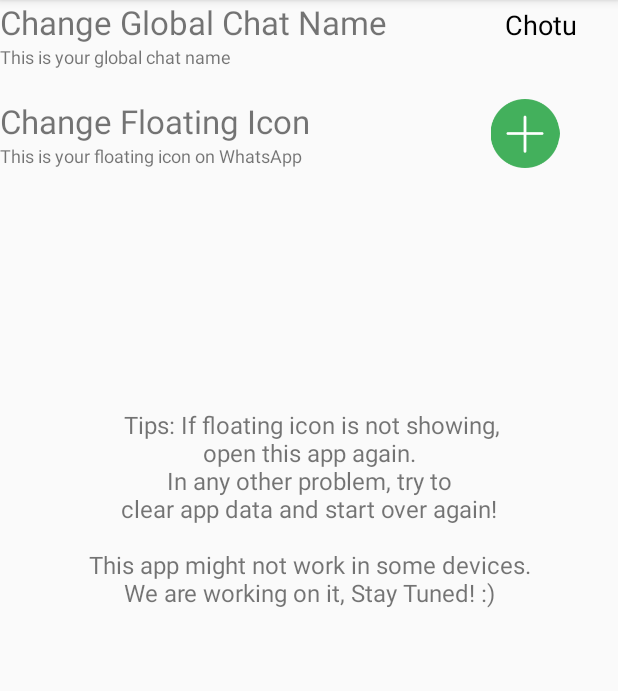
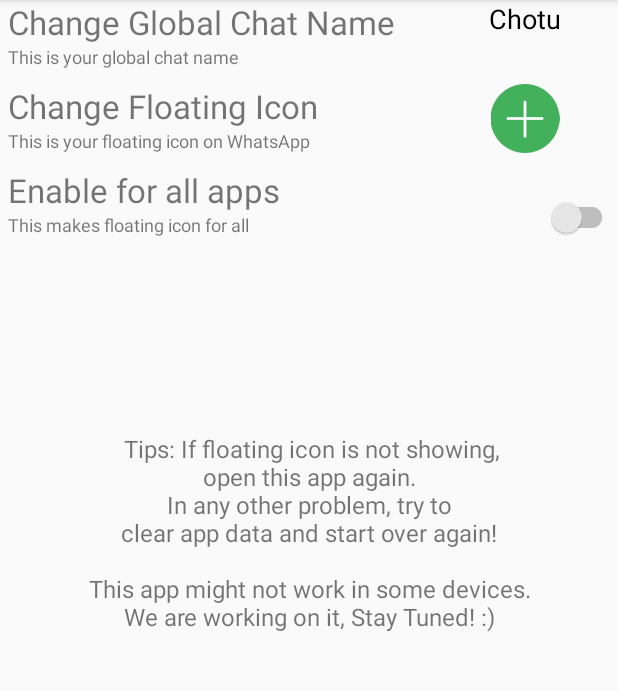
Before and after one commit to ogil7190/wa-utility-v2, an Android app: the fragment FragmentSettings shown on its own in the app's theme, on a phone screen of 412 x 824 dp, the part 84-775 px from its top. Run offline under Robolectric (Android 15) with nearby library versions, the phone set to English and light mode, and no system bars; libraries missing offline, so code that uses them is left out: com.wooplr.spotlight, gun0912.tedbottompicker; pictures from the network do not load; 2 statements that could not run were skipped.

Commit message:
ver 1.02

```diff
--- a/app/src/main/java/com/bluebulls/apps/whatsapputility/activities/Intro.java
+++ b/app/src/main/java/com/bluebulls/apps/whatsapputility/activities/Intro.java
@@ -95,7 +95,7 @@ public class Intro extends AppCompatActivity {
             public void onClick(View v) {
                 if(tnc.isChecked()){
                     if(name.getText().length()>3){
-                        saveUserName(name.getText().toString(), picker.getSelectedCountryCode()
+                        saveUserName(name.getText().toString(), picker.getSelectedCountryCodeWithPlus()
                                 ,radioGroup.getCheckedRadioButtonId()==id_male?"M":"F");
                         startActivity(new Intent(getApplicationContext(), LoginActivity.class).setFlags(Intent.FLAG_ACTIVITY_CLEAR_TASK | Intent.FLAG_ACTIVITY_NEW_TASK));
                     }
--- a/app/src/main/java/com/bluebulls/apps/whatsapputility/activities/SearchActivity.java
+++ b/app/src/main/java/com/bluebulls/apps/whatsapputility/activities/SearchActivity.java
@@ -143,7 +143,7 @@ public class SearchActivity extends Activity {
         if(!query.equals("")) {
             webView.setVisibility(View.VISIBLE);
             progress.setVisibility(View.VISIBLE);
-
+            empty_search.setVisibility(View.GONE);
             webView.loadUrl("https://www.google.com/search?site=&source=hp&q=" + query);
         }
     }
--- a/app/src/main/java/com/bluebulls/apps/whatsapputility/fragments/FragmentReminder.java
+++ b/app/src/main/java/com/bluebulls/apps/whatsapputility/fragments/FragmentReminder.java
@@ -182,15 +182,17 @@ public class FragmentReminder extends Fragment {
                 .setPositiveButton("Submit", new DialogInterface.OnClickListener() {
                     @Override
                     public void onClick(DialogInterface dialog, int which) {
+                        if(validateReminder()) {
                             eve = event.getText().toString();
                             des = description.getText().toString();
-                        date_time= datetxt.getText().toString()+"|"+timetxt.getText().toString();
-                        int rem_id = pref.getInt(PREF_REM_ID_KEY, -1) +1;
+                            date_time = datetxt.getText().toString() + "|" + timetxt.getText().toString();
+                            int rem_id = pref.getInt(PREF_REM_ID_KEY, -1) + 1;
                             pref.edit().putInt(PREF_REM_ID_KEY, rem_id).commit();
                             saveReminder(pref, new Reminder(rem_id, eve, des, date_time));
                             addToReminder(getContext(), rem_id, getAlarmTime(date_time));
                             Toast.makeText(getContext(), "Alarm Set!", Toast.LENGTH_SHORT).show();
                             loadReminder();
+                        }
                     }
                 })
                 .setNegativeButton("Set Date & Time", new DialogInterface.OnClickListener() {
--- a/app/src/main/res/layout/activity_chat.xml
+++ b/app/src/main/res/layout/activity_chat.xml
@@ -1,5 +1,6 @@
 <?xml version="1.0" encoding="utf-8"?>
 <com.bluebulls.apps.whatsapputility.util.CustomLayout xmlns:android="http://schemas.android.com/apk/res/android"
+    xmlns:app="http://schemas.android.com/apk/res-auto"
     android:background="@color/color_layout_background"
     android:orientation="vertical"
     android:id="@+id/root_view"
--- a/app/src/main/res/layout/activity_search.xml
+++ b/app/src/main/res/layout/activity_search.xml
@@ -57,7 +57,7 @@
                 android:layout_width="match_parent"
                 android:layout_height="wrap_content"
                 android:background="@color/color_layout_background"
-                android:text="You can also search Unknown Numbers\nTap the contacts button!"
+                android:text="Search anything on Google\nYou can also search Unknown Numbers\nTap the contacts button!"
                 android:textAlignment="center"
                 android:textColor="@color/colorPrimaryDark"
                 android:textSize="18dp" />
--- a/app/src/main/res/layout/settings_fragment.xml
+++ b/app/src/main/res/layout/settings_fragment.xml
@@ -4,19 +4,32 @@
     android:layout_width="match_parent"
     android:layout_height="match_parent">
     <LinearLayout
-        android:orientation="horizontal"
         android:layout_width="match_parent"
-        android:layout_height="wrap_content">
+        android:layout_height="wrap_content"
+        android:layout_marginBottom="10dp"
+        android:orientation="horizontal">
+        <LinearLayout
+            android:layout_width="0dp"
+            android:layout_height="wrap_content"
+            android:orientation="vertical"
+            android:layout_weight="7">
             <TextView
                 android:layout_width="match_parent"
                 android:layout_height="wrap_content"
                 android:textSize="22dp"
                 android:layout_weight="1"
+                android:layout_marginLeft="5dp"
                 android:id="@+id/changeName"
                 android:text="Change Global Chat Name"/>
-
             <TextView
                 android:layout_width="match_parent"
+                android:layout_height="wrap_content"
+                android:textSize="12dp"
+                android:layout_marginLeft="5dp"
+                android:text="This is your global chat name"/>
+        </LinearLayout>
+        <TextView
+            android:layout_width="0dp"
             android:layout_height="wrap_content"
             android:textSize="18dp"
             android:layout_weight="3"
@@ -24,14 +37,7 @@
             android:textColor="#000000"
             android:id="@+id/currentName"
             android:text="Ogil"/>
-
     </LinearLayout>
-    <TextView
-        android:layout_width="match_parent"
-        android:layout_height="wrap_content"
-        android:textSize="12dp"
-        android:layout_marginBottom="20dp"
-        android:text="This is your global chat name"/>
 
     <LinearLayout
         android:layout_width="match_parent"
@@ -49,12 +55,14 @@
                 android:layout_height="0dp"
                 android:layout_weight="2"
                 android:textSize="22dp"
+                android:layout_marginLeft="5dp"
                 android:id="@+id/changeIcon"
                 android:text="Change Floating Icon"/>
                 <TextView
                 android:layout_width="match_parent"
                 android:layout_height="0dp"
                 android:textSize="12dp"
+                    android:layout_marginLeft="5dp"
                 android:layout_weight="1"
                 android:text="This is your floating icon on WhatsApp"/>
                 </LinearLayout>
@@ -64,17 +72,52 @@
                 android:layout_height="match_parent"
                 android:layout_weight="3" />
     </LinearLayout>
-    <!--<View
+
+    <LinearLayout
         android:layout_width="match_parent"
-        android:layout_height="2dp"
-        android:background="#d3d3d3">
-    </View>-->
+        android:layout_height="wrap_content"
+        android:layout_marginBottom="10dp"
+        android:orientation="horizontal">
+        <LinearLayout
+            android:layout_width="0dp"
+            android:layout_height="wrap_content"
+            android:orientation="vertical"
+            android:layout_weight="7">
+            <TextView
+                android:layout_width="match_parent"
+                android:layout_height="wrap_content"
+                android:textSize="22dp"
+                android:layout_marginLeft="5dp"
+                android:layout_weight="1"
+                android:id="@+id/changeTarget"
+                android:text="Enable for all apps"/>
+            <TextView
+                android:layout_width="match_parent"
+                android:layout_height="wrap_content"
+                android:layout_marginLeft="5dp"
+                android:textSize="12dp"
+                android:layout_marginBottom="20dp"
+                android:text="This makes floating icon for all"/>
+        </LinearLayout>
+
+        <android.support.v7.widget.SwitchCompat
+            android:id="@+id/for_all"
+            android:layout_width="0dp"
+            android:drawableTint="@color/colorPrimary"
+            android:layout_height="match_parent"
+            android:layout_weight="3"
+            android:layout_gravity="center"
+            android:gravity="center"
+            android:checked="false"
+            android:theme="@style/SCBSwitch" />
+
+    </LinearLayout>
 
     <TextView
-        android:layout_marginTop="150dp"
         android:id="@+id/textView"
         android:layout_width="match_parent"
         android:layout_height="wrap_content"
+        android:layout_marginTop="100dp"
         android:text=" Tips: If floating icon is not showing,\nopen this app again.\nIn any other problem, try to\nclear app data and start over again!\n\nThis app might not work in some devices.\nWe are working on it, Stay Tuned! :)"
         android:textAlignment="center"
         android:textSize="16dp" />
--- a/app/src/main/res/values/colors.xml
+++ b/app/src/main/res/values/colors.xml
@@ -7,4 +7,5 @@
 
     <color name="background_title_poll">#075e54</color>
     <color name="chat_me">#1cc6ff</color>
+    <color name="chat_event">#5c5c5c</color>
 </resources>
```
Also changed, not shown: app/src/main/java/com/bluebulls/apps/whatsapputility/activities/ChatActivity.java (+4 -4 lines), app/src/main/java/com/bluebulls/apps/whatsapputility/adapters/ChatAdapter.java (+14 -4 lines), app/src/main/java/com/bluebulls/apps/whatsapputility/entity/actors/ChatMessage.java (+3 -13 lines), app/src/main/java/com/bluebulls/apps/whatsapputility/fragments/FragmentSettings.java (+20 -6 lines), app/src/main/java/com/bluebulls/apps/whatsapputility/services/ChatHeadService.java (+1 -168 lines), app/src/main/java/com/bluebulls/apps/whatsapputility/services/CustomNotificationListener.java (+19 -7 lines), app/src/main/res/drawable-v21/bg_msg_event.xml (added, +10 -0 lines), app/src/main/res/layout/single_chat_msg_e.xml (added, +41 -0 lines), 266 other files. Lines whose indentation alone changed are shown as unchanged.
